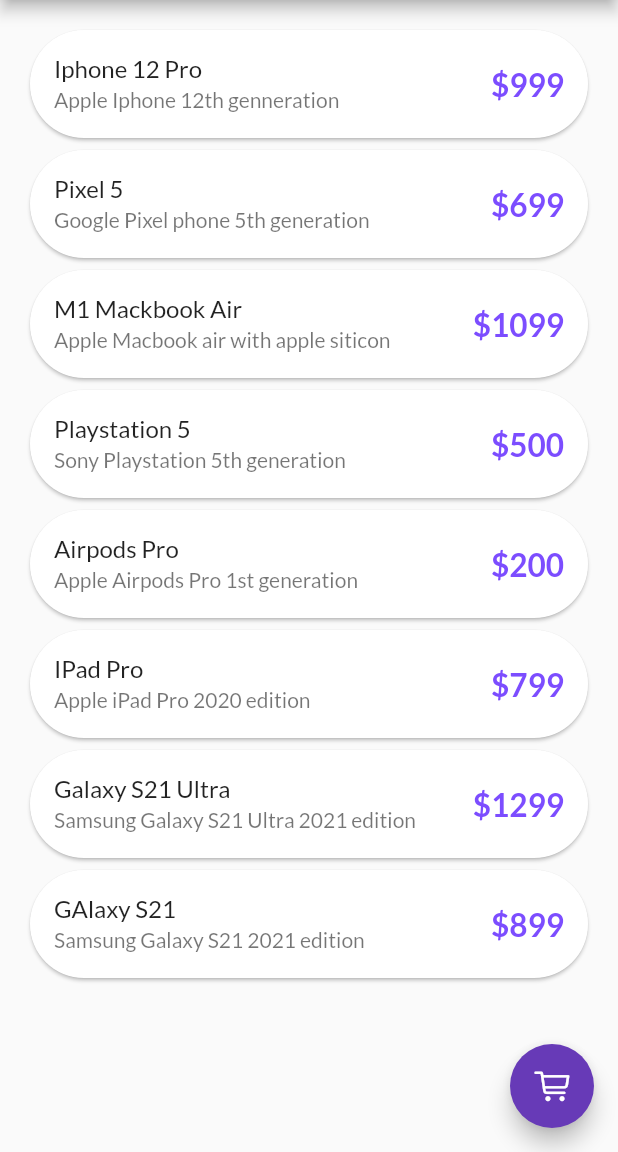
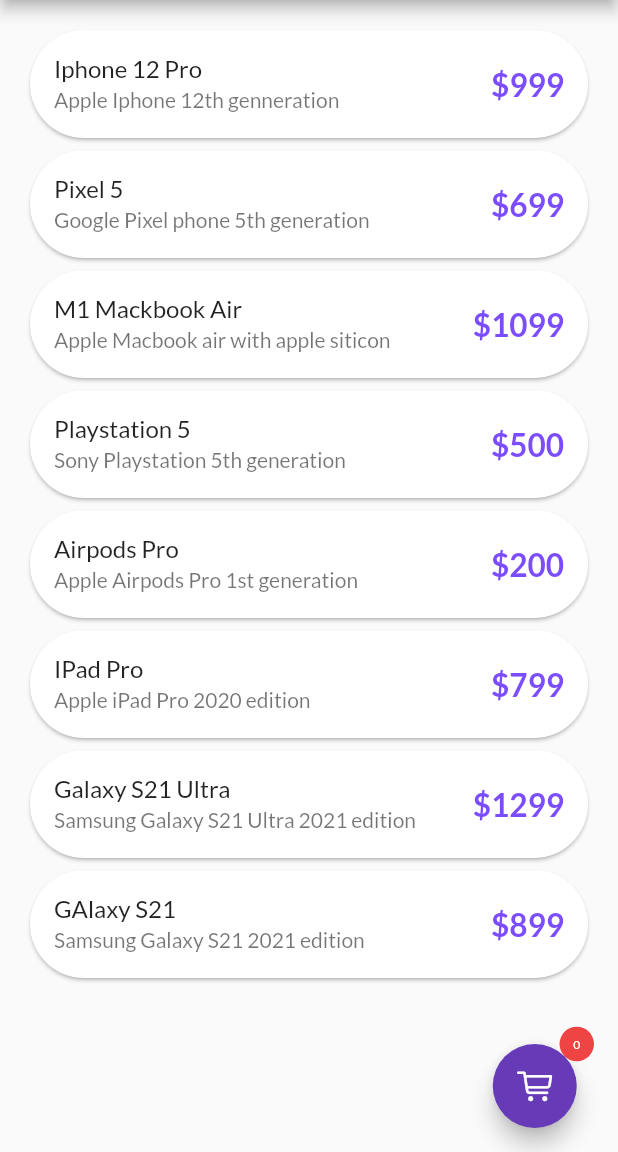
Before and after one commit to himanshu-dxm/catalog_app, a Flutter app: the screen it shows after launch, on a phone screen of 412 x 824 dp, the part 84-1236 px from its top. Run offline on Flutter 3.47's test engine with Material 2 defaults, Android fonts, the light colour scheme and no system bars; drawn by our look-alikes of velocity_x; our stand-ins replace flutter_lorem, google_fonts.

Commit message:
Final commit

```diff
--- a/lib/pages/home_page.dart
+++ b/lib/pages/home_page.dart
@@ -1,5 +1,7 @@
+import 'package:catalog_app/models/cart.dart';
 import 'package:catalog_app/models/catalog.dart';
 import 'package:catalog_app/pages/home_detail_page.dart';
+import 'package:catalog_app/store/store.dart';
 import 'package:catalog_app/utils/routes.dart';
 import 'package:catalog_app/widgets/drawer.dart';
 import 'package:catalog_app/widgets/item_widget.dart';
@@ -7,6 +9,8 @@
 import 'package:flutter/material.dart';
 import 'package:flutter/services.dart';
 import 'dart:convert';
+
+import 'package:velocity_x/velocity_x.dart';
 
 class HomePage extends StatefulWidget {
   @override
@@ -34,13 +38,17 @@
 
   @override
   Widget build(BuildContext context) {
+    final _cart = (VxState.store as MyStore).cart;
     // final dummyList = List.generate(50, (index) => CatalogModel.items[0]);
     return Scaffold(
-      floatingActionButton: FloatingActionButton(
-        onPressed: () {
-          Navigator.pushNamed(context, MyRoutes.cartRoute);
-        },
-        child: Icon(CupertinoIcons.cart),
+      floatingActionButton: VxBuilder(
+        builder: (context,_,status) => FloatingActionButton(
+          onPressed: () {
+            Navigator.pushNamed(context, MyRoutes.cartRoute);
+          },
+          child: Icon(CupertinoIcons.cart),
+        ).badge(color: Vx.red500,size: 23,count: _cart.items.length),
+        mutations: {RemoveMutation,AddMutation},
       ),
       appBar: AppBar(
         title: Text("Catalog App"),
--- a/pubspec.yaml
+++ b/pubspec.yaml
@@ -31,6 +31,7 @@
   google_fonts: ^2.1.0
   velocity_x: ^3.3.0
   flutter_lorem: ^2.0.0
+  http: ^0.13.3
 
 dev_dependencies:
   flutter_test:
```
Also changed, not shown: pubspec.lock.
